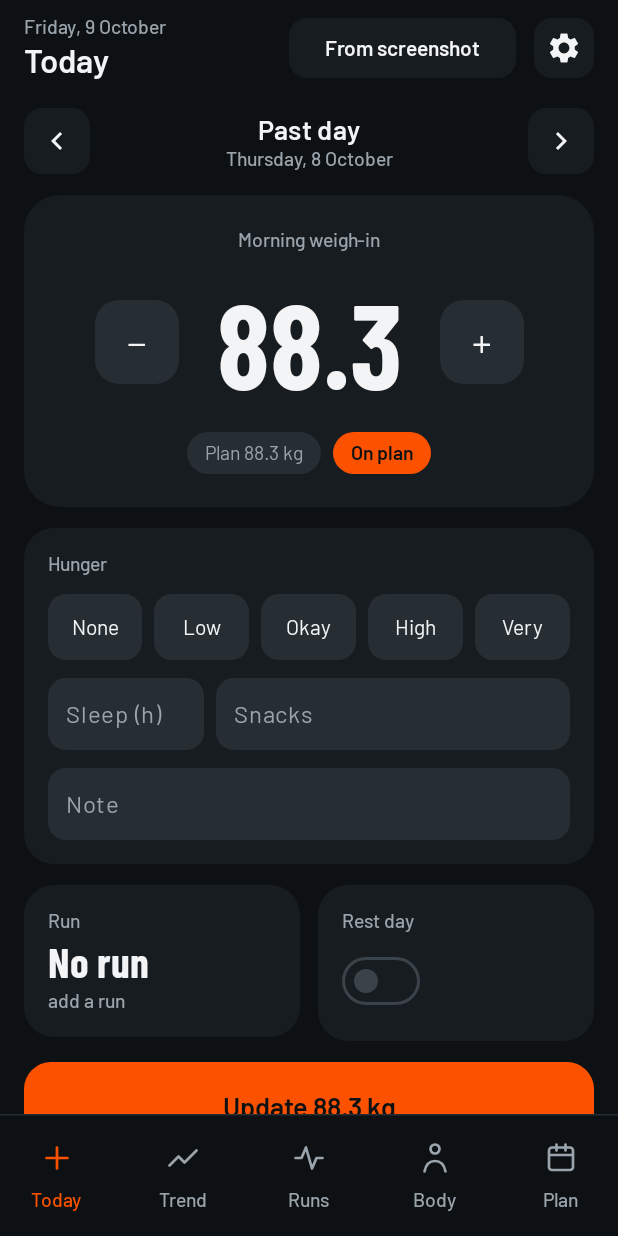
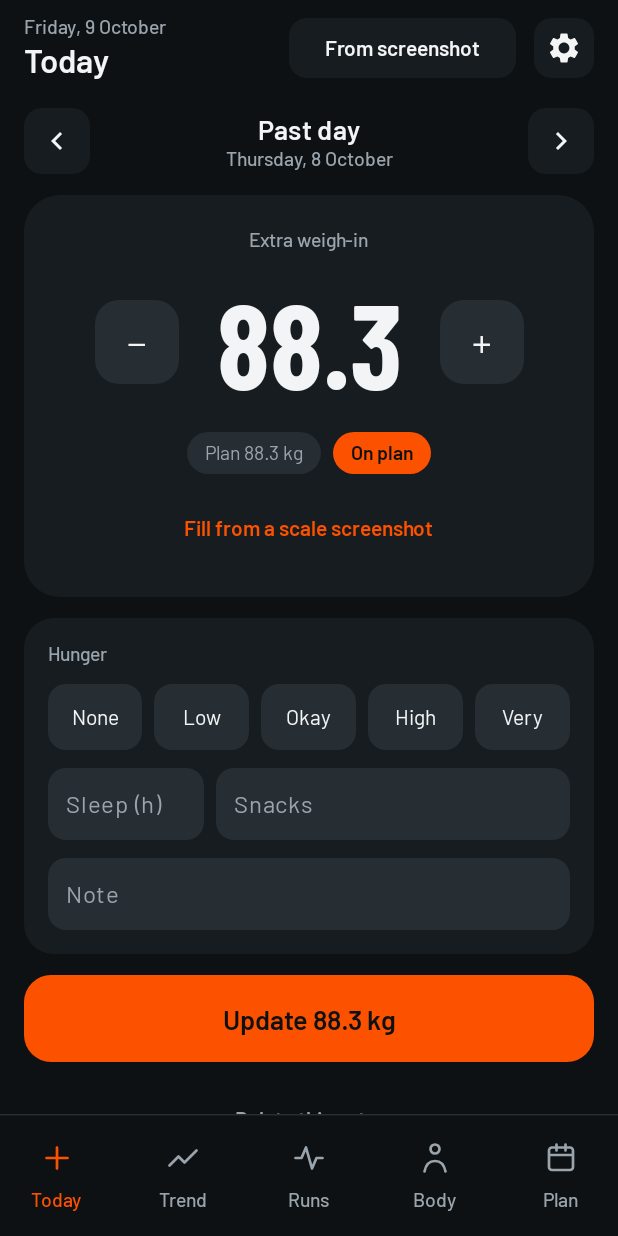
Before and after one commit to midhun221B/Wt-tracker, an Android app built with Jetpack Compose: the screen it shows after launch (MainActivity), after a tap on "Previous day", on a phone screen of 412 x 824 dp. Run offline under Robolectric (Android 15) with nearby library versions, the phone set to English and light mode, and no system bars; our stand-ins replace Room's generated code; 2 statements that could not run were skipped.

Commit message:
Weekly weigh-in: weigh-in day setting (Room v3), weekly-aware forecast, Today off-day card
Co-Authored-By: Claude Opus 5.5 <noreply@anthropic.com>
Claude-Session: https://claude.ai/code/session_01NhF2XaJMtCFQsU6AoPcjWX

```diff
--- a/app/src/main/java/wt/app/data/AppDatabase.kt
+++ b/app/src/main/java/wt/app/data/AppDatabase.kt
@@ -16,7 +16,7 @@ import wt.core.model.todayInTokyo
         WeightEntity::class, BodyCompEntity::class, RunEntity::class, RestDayEntity::class,
         PlanEntity::class, CheckpointEntity::class, ProfileEntity::class,
     ],
-    version = 2,
+    version = 3,
     exportSchema = true,
 )
 @TypeConverters(Converters::class)
@@ -46,7 +46,7 @@ abstract class AppDatabase : RoomDatabase() {
 
         fun get(context: Context): AppDatabase = instance ?: synchronized(this) {
             instance ?: Room.databaseBuilder(context.applicationContext, AppDatabase::class.java, "wt-tracker.db")
-                .addMigrations(MIGRATION_1_2)
+                .addMigrations(MIGRATION_1_2, MIGRATION_2_3)
                 .build().also { instance = it }
         }
 
@@ -56,5 +56,12 @@ abstract class AppDatabase : RoomDatabase() {
                 db.execSQL("ALTER TABLE profile ADD COLUMN reminderEnabled INTEGER NOT NULL DEFAULT 1")
             }
         }
+
+        /** v3: weekly weigh-in day (ISO weekday, Monday by default). */
+        val MIGRATION_2_3 = object : Migration(2, 3) {
+            override fun migrate(db: SupportSQLiteDatabase) {
+                db.execSQL("ALTER TABLE profile ADD COLUMN weighInDay INTEGER NOT NULL DEFAULT 1")
+            }
+        }
     }
 }
--- a/app/src/main/java/wt/app/data/Entities.kt
+++ b/app/src/main/java/wt/app/data/Entities.kt
@@ -94,6 +94,8 @@ data class ProfileEntity(
     val reminderHour: Int = 7,
     val reminderMinute: Int = 30,
     @ColumnInfo(defaultValue = "1") val reminderEnabled: Boolean = true,
+    /** Weekly weigh-in day as an ISO weekday (1 = Monday … 7 = Sunday). */
+    @ColumnInfo(defaultValue = "1") val weighInDay: Int = 1,
 ) {
     fun toModel() = Profile(sex, birthYear, heightCm, bmrKcal, activityFactor, goalKg, goalDate, plannedFoodDeficitKcal)
 
--- a/app/src/main/java/wt/app/ui/AppScaffold.kt
+++ b/app/src/main/java/wt/app/ui/AppScaffold.kt
@@ -200,6 +200,7 @@ fun AppScaffold(vm: AppViewModel) {
                     }
                     vm.setReminder(on, h, m)
                 },
+                onWeighInDay = vm::setWeighInDay,
                 onExport = { kind ->
                     if (kind == ExportKind.BACKUP_JSON) {
                         jsonLauncher.launch("wt-tracker-backup-${s.today}.json")
--- a/app/src/main/java/wt/app/ui/AppViewModel.kt
+++ b/app/src/main/java/wt/app/ui/AppViewModel.kt
@@ -181,6 +181,11 @@ class AppViewModel(app: Application) : AndroidViewModel(app) {
         Reminder.schedule(getApplication(), enabled, hour, minute)
     }
 
+    fun setWeighInDay(day: Int) = launchWithMessage("Weigh-in day set") {
+        val p = db.profile().get() ?: return@launchWithMessage
+        db.profile().upsert(p.copy(weighInDay = day))
+    }
+
     fun export(kind: ExportKind, uri: Uri) = launchWithMessage("Exported ${kind.fileName}") {
         val data = db.loadAll()
         val text = when (kind) {
--- a/app/src/main/java/wt/app/ui/LogScreen.kt
+++ b/app/src/main/java/wt/app/ui/LogScreen.kt
@@ -46,12 +46,19 @@ import androidx.compose.ui.unit.dp
 import androidx.compose.ui.unit.sp
 import wt.app.data.RunEntity
 import wt.app.data.WeightEntity
+import wt.core.summary.WeekSummary
+import wt.core.summary.weekStart
+import java.time.DayOfWeek
 import java.time.LocalDate
+import java.time.temporal.TemporalAdjusters
 import kotlin.math.round
 
 private val hungerLabels = listOf("None", "Low", "Okay", "High", "Very")
 
-/** Phone-first daily log: weight (with ±0.1 steppers), optional notes, rest day, quick run. */
+/**
+ * The day's page: run, rest day and this week's numbers. On the weekly weigh-in day (or when the day already has
+ * a weight, or after "Weigh in now") it also shows the weigh-in card with ±0.1 steppers and the weekly check-in.
+ */
 @Composable
 fun LogScreen(
     state: UiState,
@@ -65,6 +72,9 @@ fun LogScreen(
     var date by rememberSaveable { mutableStateOf(state.today) }
     var showRunDialog by remember { mutableStateOf(false) }
     val existing = state.weights.firstOrNull { it.date == date }
+    val weighInDay = DayOfWeek.of(state.profile.weighInDay.coerceIn(1, 7))
+    var weighInOpen by remember(date) { mutableStateOf(false) }
+    val showWeighIn = date.dayOfWeek == weighInDay || existing != null || weighInOpen
     val lastKg = state.weights.lastOrNull { it.date <= date }?.kg ?: state.weights.lastOrNull()?.kg ?: 80.0
 
     // Field state resets when the date (or its stored entry) changes.
@@ -98,9 +108,10 @@ fun LogScreen(
             }
         }
 
+        if (showWeighIn) {
             DarkCard(radius = 24) {
                 Column(Modifier.fillMaxWidth().padding(vertical = 22.dp, horizontal = 12.dp), horizontalAlignment = Alignment.CenterHorizontally, verticalArrangement = Arrangement.spacedBy(12.dp)) {
-                Text("Morning weigh-in", style = MaterialTheme.typography.labelMedium, color = Palette.Muted)
+                    Text(if (date.dayOfWeek == weighInDay) "Weekly weigh-in" else "Extra weigh-in", style = MaterialTheme.typography.labelMedium, color = Palette.Muted)
                     Row(verticalAlignment = Alignment.CenterVertically, horizontalArrangement = Arrangement.spacedBy(12.dp)) {
                         SquareButton(onClick = { kgValue?.let { weight = fieldText(round((it - 0.1) * 10) / 10) } }, label = "Decrease by 0.1 kg", size = 56) {
                             Text("−", fontSize = 26.sp)
@@ -128,6 +139,9 @@ fun LogScreen(
                                 Pill("%.1f kg over plan".format(diff), textColor = Palette.Warn)
                             }
                         }
+                    }
+                    if (onScreenshot != null) {
+                        TextButton(onClick = onScreenshot) { Text("Fill from a scale screenshot", color = Palette.Accent) }
                     }
                 }
             }
@@ -159,30 +173,6 @@ fun LogScreen(
                 }
             }
 
-        Row(horizontalArrangement = Arrangement.spacedBy(12.dp)) {
-            DarkCard(Modifier.weight(1f), onClick = { showRunDialog = true }) {
-                Column(Modifier.padding(16.dp), verticalArrangement = Arrangement.spacedBy(2.dp)) {
-                    Text(if (date == state.today) "Run today" else "Run", style = MaterialTheme.typography.labelMedium, color = Palette.Muted)
-                    Text(
-                        if (ranToday.isEmpty()) "No run" else "%.2f km".format(ranToday.sumOf { it.km }),
-                        style = numberStyle(28.sp),
-                    )
-                    val streak = state.dashboard.runStreak
-                    Text(
-                        (if (streak > 0) "$streak-day streak · " else "") + "add a run",
-                        style = MaterialTheme.typography.labelMedium,
-                        color = Palette.Muted,
-                    )
-                }
-            }
-            DarkCard(Modifier.weight(1f)) {
-                Column(Modifier.padding(16.dp), verticalArrangement = Arrangement.spacedBy(8.dp)) {
-                    Text("Rest day", style = MaterialTheme.typography.labelMedium, color = Palette.Muted)
-                    Switch(checked = date in state.restDays, onCheckedChange = { onSetRest(date, it) })
-                }
-            }
-        }
-
             Button(
                 onClick = {
                     onSaveWeight(
@@ -210,6 +200,34 @@ fun LogScreen(
             if (existing != null) {
                 TextButton(onClick = { onDeleteWeight(date) }, modifier = Modifier.fillMaxWidth()) { Text("Delete this entry", color = Palette.Muted) }
             }
+        } else {
+            NextWeighInCard(
+                next = date.with(TemporalAdjusters.next(weighInDay)),
+                last = state.weights.lastOrNull { it.date <= date },
+                onWeighInNow = { weighInOpen = true },
+            )
+        }
+
+        Row(horizontalArrangement = Arrangement.spacedBy(12.dp)) {
+            DarkCard(Modifier.weight(1f), onClick = { showRunDialog = true }) {
+                Column(Modifier.padding(16.dp), verticalArrangement = Arrangement.spacedBy(2.dp)) {
+                    Text(if (date == state.today) "Run today" else "Run", style = MaterialTheme.typography.labelMedium, color = Palette.Muted)
+                    Text(
+                        if (ranToday.isEmpty()) "No run" else "%.2f km".format(ranToday.sumOf { it.km }),
+                        style = numberStyle(28.sp),
+                    )
+                    Text("Tap to add a run", style = MaterialTheme.typography.labelMedium, color = Palette.Muted)
+                }
+            }
+            DarkCard(Modifier.weight(1f)) {
+                Column(Modifier.padding(16.dp), verticalArrangement = Arrangement.spacedBy(8.dp)) {
+                    Text("Rest day", style = MaterialTheme.typography.labelMedium, color = Palette.Muted)
+                    Switch(checked = date in state.restDays, onCheckedChange = { onSetRest(date, it) })
+                }
+            }
+        }
+
+        WeekStrip(state.dashboard.weekly.firstOrNull { it.start == weekStart(date) }, if (date == state.today) state.dashboard.runStreak else null)
 
         Disclaimer()
     }
@@ -222,6 +240,46 @@ fun LogScreen(
             onSave = { onSaveRun(it); showRunDialog = false },
             onFromScreenshot = onScreenshot?.let { pick -> { showRunDialog = false; pick() } },
         )
+    }
+}
+
+/** Off-day card: when the next weigh-in is and the last weight, with a way to weigh in anyway. */
+@Composable
+private fun NextWeighInCard(next: LocalDate, last: WeightEntity?, onWeighInNow: () -> Unit) {
+    DarkCard(radius = 24) {
+        Column(Modifier.fillMaxWidth().padding(20.dp), verticalArrangement = Arrangement.spacedBy(4.dp)) {
+            Text("Next weigh-in", style = MaterialTheme.typography.labelMedium, color = Palette.Muted)
+            Text(longDay(next), style = numberStyle(30.sp))
+            if (last != null) {
+                Text("Last %.1f kg on %s".format(last.kg, dayMonth(last.date)), style = MaterialTheme.typography.labelMedium, color = Palette.Muted)
+            }
+            TextButton(onClick = onWeighInNow, contentPadding = PaddingValues(0.dp)) { Text("Weigh in now", color = Palette.Accent) }
+        }
+    }
+}
+
+/** Runs, distance and rest days of the week holding the shown day; [streak] only for today. */
+@Composable
+private fun WeekStrip(week: WeekSummary?, streak: Int?) {
+    if (week == null) return
+    DarkCard {
+        Column(Modifier.padding(16.dp), verticalArrangement = Arrangement.spacedBy(8.dp)) {
+            Text("Week of ${weekRange(week.start)}", style = MaterialTheme.typography.labelMedium, color = Palette.Muted)
+            Row(Modifier.fillMaxWidth()) {
+                WeekFigure("${week.runs}", "runs", Modifier.weight(1f))
+                WeekFigure("%.1f".format(week.km), "km", Modifier.weight(1f))
+                WeekFigure("${week.restDays}", "rest days", Modifier.weight(1f))
+                if (streak != null) WeekFigure("$streak", "day streak", Modifier.weight(1f))
+            }
+        }
+    }
+}
+
+@Composable
+private fun WeekFigure(value: String, label: String, modifier: Modifier) {
+    Column(modifier) {
+        Text(value, style = numberStyle(26.sp))
+        Text(label, style = MaterialTheme.typography.labelSmall, color = Palette.Muted)
     }
 }
 
--- a/core/src/main/kotlin/wt/core/alerts/Alerts.kt
+++ b/core/src/main/kotlin/wt/core/alerts/Alerts.kt
@@ -17,7 +17,7 @@ data class AlertSettings(
     val slowKgPerWeek: Double = 0.3,
     val fastKgPerWeek: Double = 0.8,
     val maxConsecutiveRunDays: Int = 5,
-    val reminderAfterDays: Int = 3,
+    val reminderAfterDays: Int = 8, // one weigh-in a week, plus a day's grace
     val slowLossKcalCut: Double = 150.0,
 )
 
@@ -77,7 +77,7 @@ fun evaluateAlerts(
     if (gap == null || gap >= settings.reminderAfterDays) {
         alerts += Alert(
             AlertKind.LOG_REMINDER, Severity.INFO, "Log your weight",
-            if (gap == null) "No weight logged yet." else "No weight logged for $gap days. Daily weigh-ins keep the forecast accurate.",
+            if (gap == null) "No weight logged yet." else "No weight logged for $gap days. One weigh-in a week keeps the forecast on track.",
         )
     }
     return alerts
--- a/core/src/main/kotlin/wt/core/trend/Trend.kt
+++ b/core/src/main/kotlin/wt/core/trend/Trend.kt
@@ -79,8 +79,10 @@ const val THEIL_SEN_SE_FACTOR = 1.05 // ≈ 1 / sqrt(0.91 asymptotic efficiency)
 
 /**
  * Fits the trend on weights logged in the [windowDays] days up to [asOf].
- * If that window has fewer than [minPoints] weigh-ins, all data up to [asOf] is used
- * and the result is marked low-confidence. Returns null with fewer than 3 points or
+ * If that window has fewer than [minPoints] weigh-ins (e.g. weighing once a week), it tries the last
+ * [weeklyWindowDays] days, which need at least [weeklyMinPoints] weigh-ins spread over [weeklyMinSpanDays] days
+ * (four weekly weigh-ins). If that fails too, all data up to [asOf]
+ * is used and the result is marked low-confidence. Returns null with fewer than 3 points or
  * when all points fall on one day.
  */
 fun fitTrend(
@@ -88,17 +90,23 @@ fun fitTrend(
     asOf: LocalDate,
     windowDays: Int = 21,
     minPoints: Int = 7,
+    weeklyWindowDays: Int = 42,
+    weeklyMinPoints: Int = 4,
+    weeklyMinSpanDays: Long = 21,
 ): TrendFit? {
     val upToAsOf = entries.filter { it.date <= asOf }.sortedBy { it.date }
-    val windowFrom = asOf.minusDays(windowDays - 1L)
-    var used = upToAsOf.filter { it.date >= windowFrom }
+    fun window(days: Int) = upToAsOf.filter { it.date >= asOf.minusDays(days - 1L) }
+    var used = window(windowDays)
     var low = false
     if (used.size < minPoints) {
-        used = upToAsOf
-        low = true
+        used = window(weeklyWindowDays)
+        val span = if (used.isEmpty()) 0 else ChronoUnit.DAYS.between(used.first().date, used.last().date)
+        if (used.size < weeklyMinPoints || span < weeklyMinSpanDays) {
+            used = upToAsOf
+            low = true
+        }
     }
     if (used.size < 3) return null
-    if (used.size < minPoints) low = true
 
     val xs = DoubleArray(used.size) { ChronoUnit.DAYS.between(asOf, used[it].date).toDouble() }
     val ys = DoubleArray(used.size) { used[it].kg }
```
Also changed, not shown: app/src/main/java/wt/app/data/BackupStore.kt (+5 -2 lines), app/src/main/java/wt/app/notify/Reminder.kt (+9 -4 lines), app/src/main/java/wt/app/ui/SettingsScreen.kt (+26 -2 lines), 3 other files. Lines whose indentation alone changed are shown as unchanged.
